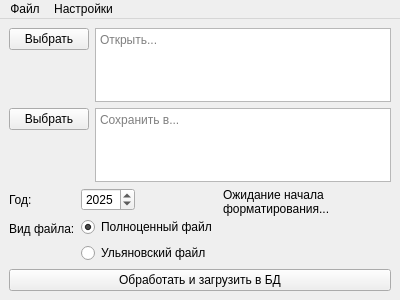
Old version of the form ui/qt_designer/qt_ui_files/diplomUI.ui in the repository Viraremi/ulstu_praktik.
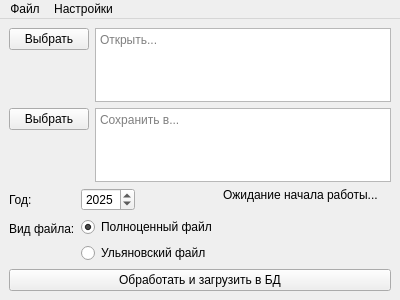
New version of the form.

Commit message: Изменение текста на кнопке в зависимости от выбранных настроек

What changed in the file:
```diff
--- a/ui/qt_designer/qt_ui_files/diplomUI.ui
+++ b/ui/qt_designer/qt_ui_files/diplomUI.ui
@@ -158,7 +158,7 @@
          </sizepolicy>
         </property>
         <property name="text">
-         <string>Ожидание начала форматирования...</string>
+         <string>Ожидание начала работы...</string>
         </property>
         <property name="alignment">
          <set>Qt::AlignLeading|Qt::AlignLeft|Qt::AlignTop</set>
```
Left out of the diff: 4 changed lines with no effect on the pictures. The commit also changes 2 other files.
